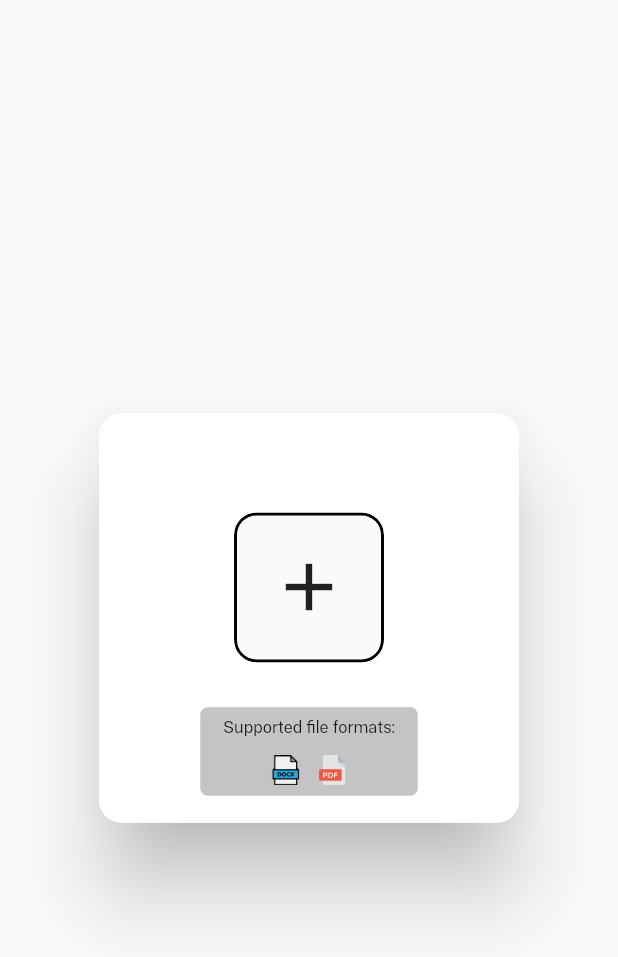
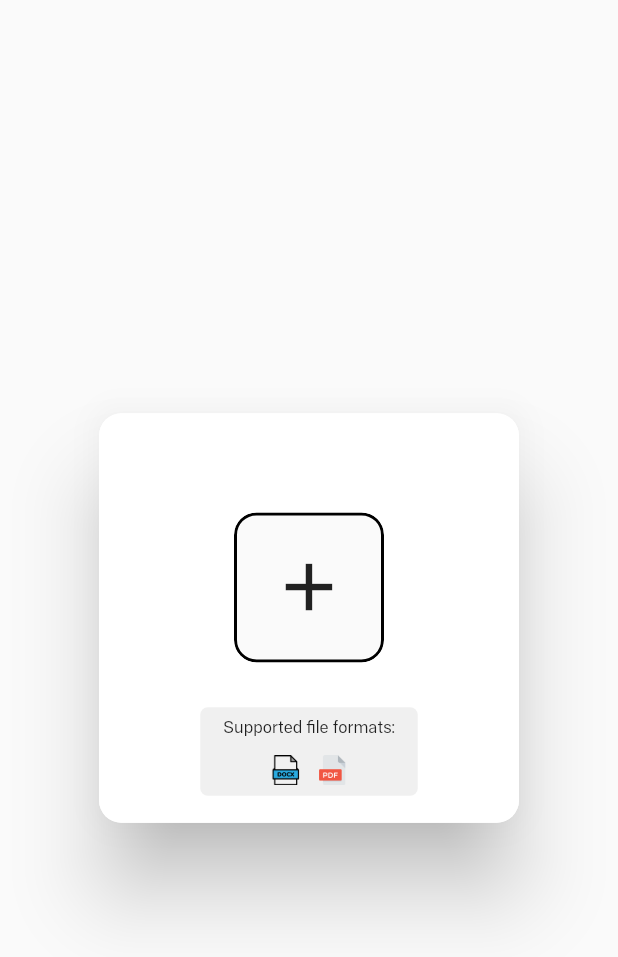
Before and after one commit to GlebBatykov/SynWord_Mobile, a Flutter app: the UploadFileDialog widget shown alone on an empty page, opened directly, on a phone screen of 412 x 824 dp. Shown: the top 957 px of the screen. Run offline on Flutter 3.47's test engine with Material 2 defaults, Android fonts, the phone set to English and light mode, and no system bars; our stand-ins replace bloc, flutter_bloc, get_it, hexcolor.

Commit message:
Fixes color in upload file dialog

```diff
--- a/lib/presentation/ui/dialog/upload_file_dialog.dart
+++ b/lib/presentation/ui/dialog/upload_file_dialog.dart
@@ -44,7 +44,7 @@ class UploadFileDialog extends StatelessWidget {
                 width: 145,
                 height: 59,
                 decoration: BoxDecoration(
-                    color: HexColor('#C4C4C4'),
+                    color: HexColor('#C4C4C4').withOpacity(0.25),
                     borderRadius: BorderRadius.circular(5)),
                 child: Column(
                   mainAxisAlignment: MainAxisAlignment.spaceBetween,
```
